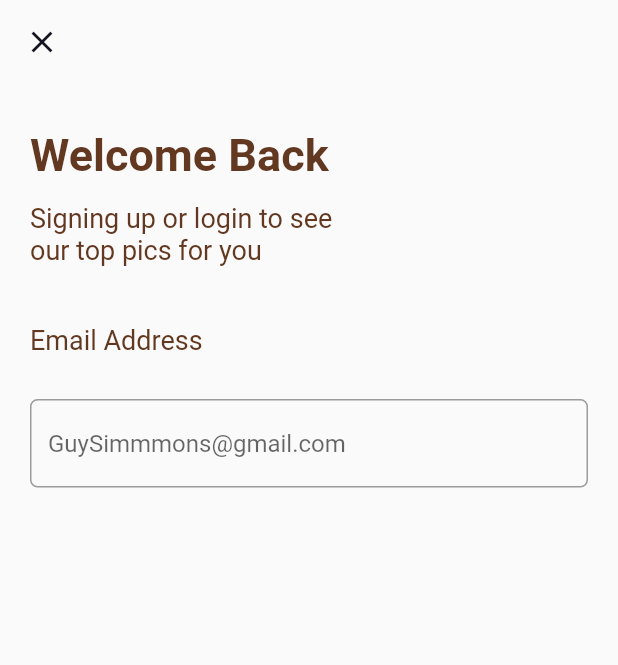
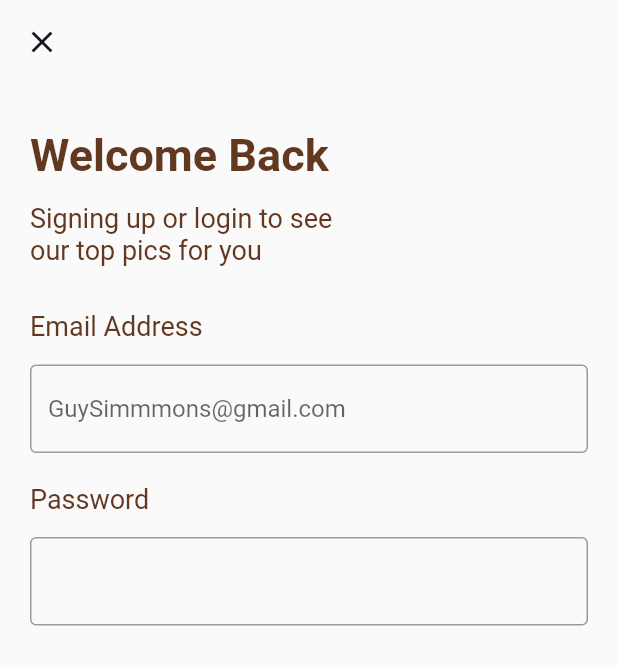
Before and after one commit to Karthik-Sunil-K/Flutter-App-Naturewooden-TATOS, a Flutter app: the screen it shows after launch, on a phone screen of 412 x 824 dp. Shown: the top 665 px of the screen. Run offline on Flutter 3.47's test engine with Material 2 defaults, Android fonts, the phone set to English and light mode, and no system bars.

Commit message:
password textfield done

```diff
--- a/naturewooden/lib/main.dart
+++ b/naturewooden/lib/main.dart
@@ -19,6 +19,7 @@ class MyApp extends StatelessWidget {
           ),
         ),
         body: Column(
+          crossAxisAlignment: CrossAxisAlignment.start,
           children: [
             Container(
               child: Stack(
@@ -40,43 +41,65 @@ class MyApp extends StatelessWidget {
                       style: TextStyle(color: Color(0xff633820), fontSize: 18),
                     ),
                   ),
+                ],
+              ),
+            ),
             Container(
-                    padding: EdgeInsets.fromLTRB(20, 160, 0, 0),
+              padding: EdgeInsets.fromLTRB(20, 30, 0, 0),
               child: Text(
                 'Email Address',
                 style: TextStyle(color: Color(0xff633820), fontSize: 18),
               ),
             ),
             Container(
-                    padding: EdgeInsets.fromLTRB(20, 210, 20, 0),
+              padding: EdgeInsets.fromLTRB(20, 15, 20, 0),
               child: Column(
                 children: [
                   TextField(
                     decoration: InputDecoration(
+                      focusedBorder: OutlineInputBorder(
+                          borderSide: BorderSide(color: Color(0xff633820))),
+                      focusColor: Color(0xff633820),
 
-
-                            focusedBorder: InputBorder.none,
-                            focusColor: Color(0xff633820),
-                            // enabledBorder: InputBorder.none,
-                            hintText:'GuySimmmons@gmail.com',
+                      border: OutlineInputBorder(
+                          borderSide: BorderSide(color: Colors.green)),
+                      hintText: 'GuySimmmons@gmail.com',
                       // labelText: "Enter Email",
                       labelStyle: TextStyle(color: Color(0xff633820)),
-                            fillColor: Colors.grey,
-                            border: OutlineInputBorder(
-                              borderRadius: BorderRadius.circular(5.0),
-                              borderSide: BorderSide(
-                                color: Colors.green,
-                                width: 50,
-                              ),
-
-                            ),
+                      // fillColor: Colors.grey,
                       //fillColor: Colors.green
                     ),
-
                     keyboardType: TextInputType.emailAddress,
                   ),
                 ],
               ),
+            ),
+            Container(
+              padding: EdgeInsets.fromLTRB(20, 20, 0, 0),
+              child: Text(
+                'Password',
+                style: TextStyle(color: Color(0xff633820), fontSize: 18),
+              ),
+            ),
+            Container(
+              padding: EdgeInsets.fromLTRB(20, 15, 20, 0),
+              child: Column(
+                children: [
+                  TextField(
+                    decoration: InputDecoration(
+                      focusedBorder: OutlineInputBorder(
+                          borderSide: BorderSide(color: Color(0xff633820))),
+                      focusColor: Color(0xff633820),
+
+                      border: OutlineInputBorder(
+                          borderSide: BorderSide(color: Colors.green)),
+                      // labelText: "Enter Email",
+                      labelStyle: TextStyle(color: Color(0xff633820)),
+                      // fillColor: Colors.grey,
+                      //fillColor: Colors.green
+                    ),
+                    keyboardType: TextInputType.visiblePassword,
+                    obscureText: true,
                   ),
                 ],
               ),
```
Lines whose indentation alone changed are shown as unchanged.
